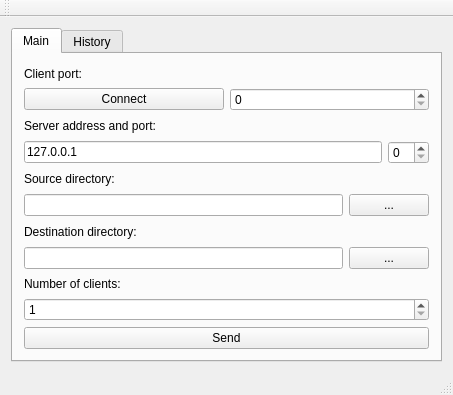
Old version of the form Client/mainwindow.ui in the repository MelissaDiArt/Backup-Distribuido-mdr.
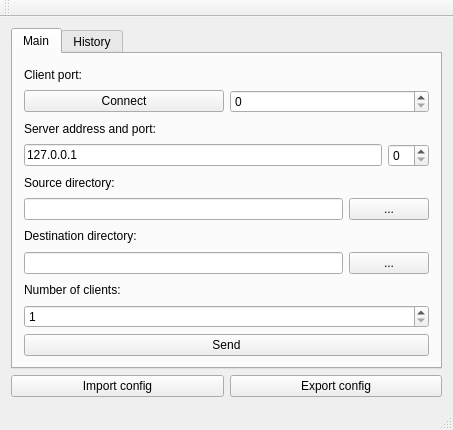
New version of the form.

```diff
--- a/Client/mainwindow.ui
+++ b/Client/mainwindow.ui
@@ -7,7 +7,7 @@
     <x>0</x>
     <y>0</y>
     <width>453</width>
-    <height>395</height>
+    <height>430</height>
    </rect>
   </property>
   <property name="windowTitle">
@@ -179,6 +179,24 @@
       </widget>
      </widget>
     </item>
+    <item>
+     <layout class="QHBoxLayout" name="horizontalLayout_5">
+      <item>
+       <widget class="QPushButton" name="ImportButton">
+        <property name="text">
+         <string>Import config</string>
+        </property>
+       </widget>
+      </item>
+      <item>
+       <widget class="QPushButton" name="ExportButton">
+        <property name="text">
+         <string>Export config</string>
+        </property>
+       </widget>
+      </item>
+     </layout>
+    </item>
    </layout>
   </widget>
   <widget class="QMenuBar" name="menuBar">
```
Left out of the diff: 2 changed lines with no effect on the pictures.
